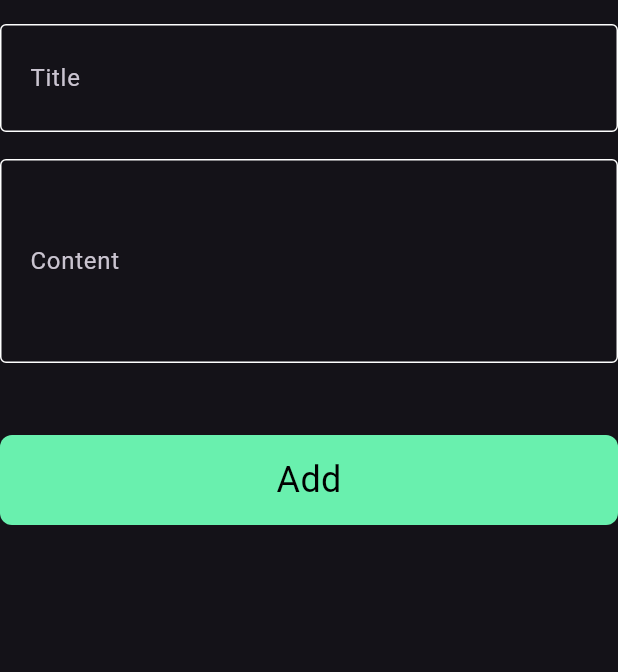
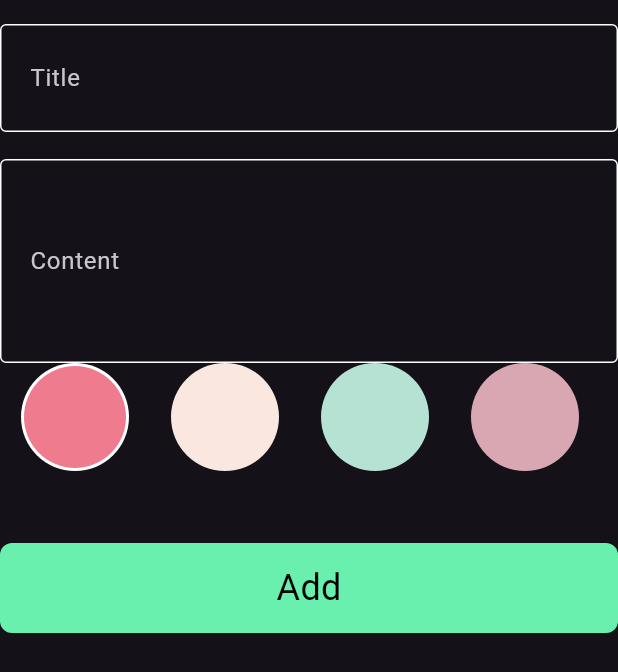
Before and after one commit to ahmed0128382/NoteApp, a Flutter app: the AddNoteForm widget shown alone on an empty page, opened directly, on a phone screen of 412 x 824 dp. Shown: the top 672 px of the screen. Run offline on Flutter 3.47's test engine with Material 3 defaults, Android fonts, the phone set to English and light mode, and no system bars; our stand-ins replace bloc, flutter_bloc, hive, hive_flutter; accounts and stored records are empty.

Commit message:
make color list view in bottom sheet

```diff
--- a/lib/widgets/add_note_form.dart
+++ b/lib/widgets/add_note_form.dart
@@ -2,6 +2,7 @@ import 'package:flutter/material.dart';
 import 'package:flutter_bloc/flutter_bloc.dart';
 import 'package:storeapp/cubits/add_note_cubit/add_note_cubit.dart';
 import 'package:storeapp/models/note_model.dart';
+import 'package:storeapp/widgets/colors_list_view.dart';
 import 'package:storeapp/widgets/custom_button.dart';
 import 'package:storeapp/widgets/custom_text_field.dart';
 
@@ -46,6 +47,11 @@ class _AddNoteFormState extends State<AddNoteForm> {
             hint: 'Content',
             padding: 56,
           ),
+          const ColorsListView(),
+          // Flexible(
+          //   // Make sure the ListView can stretch horizontally
+          //   child: ColorsListView(),
+          // ),
           SizedBox(
             height: 48,
           ),
--- /dev/null
+++ b/lib/widgets/colors_list_view.dart
@@ -0,0 +1,63 @@
+import 'package:flutter/material.dart';
+
+class ColorItem extends StatelessWidget {
+  const ColorItem({super.key, required this.isActive, required this.color});
+  final bool isActive;
+  final Color color;
+  @override
+  Widget build(BuildContext context) {
+    return isActive
+        ? CircleAvatar(
+            radius: 38,
+            backgroundColor: Colors.white,
+            child: CircleAvatar(
+              radius: 34,
+              backgroundColor: color,
+            ),
+          )
+        : CircleAvatar(
+            radius: 38,
+            backgroundColor: color,
+          );
+  }
+}
+
+class ColorsListView extends StatefulWidget {
+  const ColorsListView({super.key});
+
+  @override
+  State<ColorsListView> createState() => _ColorsListViewState();
+}
+
+class _ColorsListViewState extends State<ColorsListView> {
+  List<Color> colors = [
+    Color(0xffef7c8e),
+    Color(0xfffae8e0),
+    Color(0xffb6e2d3),
+    Color(0xffd8a7b1),
+  ];
+  int currentIndex = 0;
+  @override
+  Widget build(BuildContext context) {
+    return SizedBox(
+      height: 72,
+      child: ListView.builder(
+          scrollDirection: Axis.horizontal,
+          itemCount: colors.length,
+          itemBuilder: (context, index) {
+            return Padding(
+              padding: const EdgeInsets.symmetric(
+                  horizontal: 12.0), // Add horizontal padding
+              child: GestureDetector(
+                onTap: () {
+                  currentIndex = index;
+                  setState(() {});
+                },
+                child: ColorItem(
+                    color: colors[index], isActive: currentIndex == index),
+              ),
+            );
+          }),
+    );
+  }
+}
```
